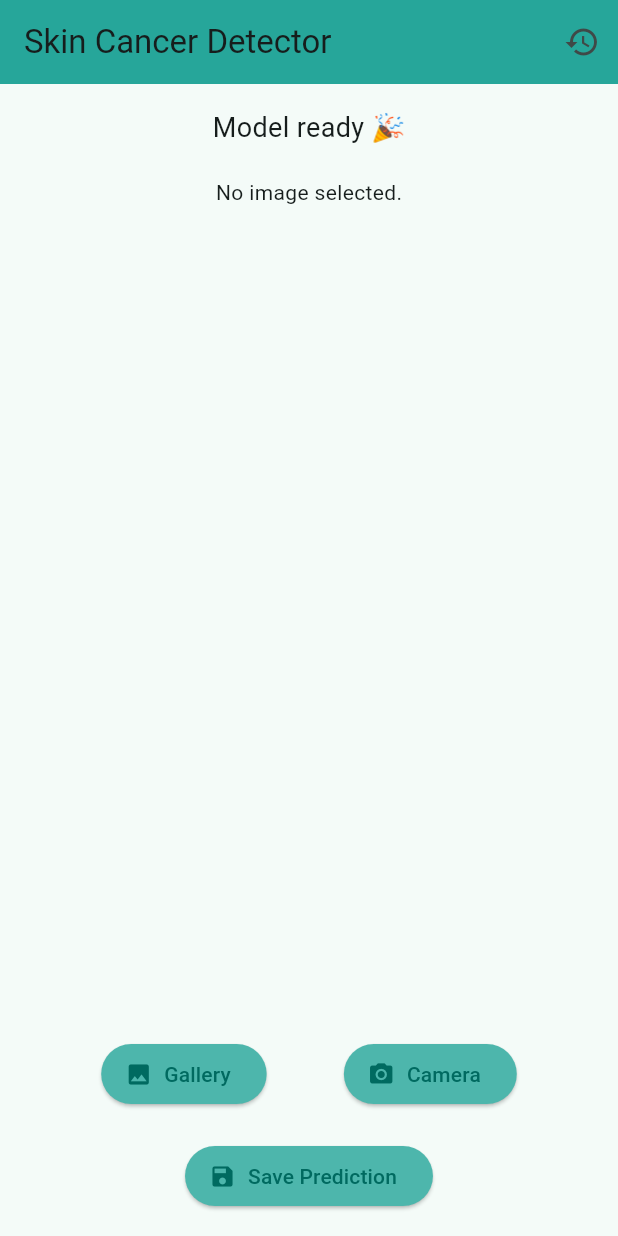
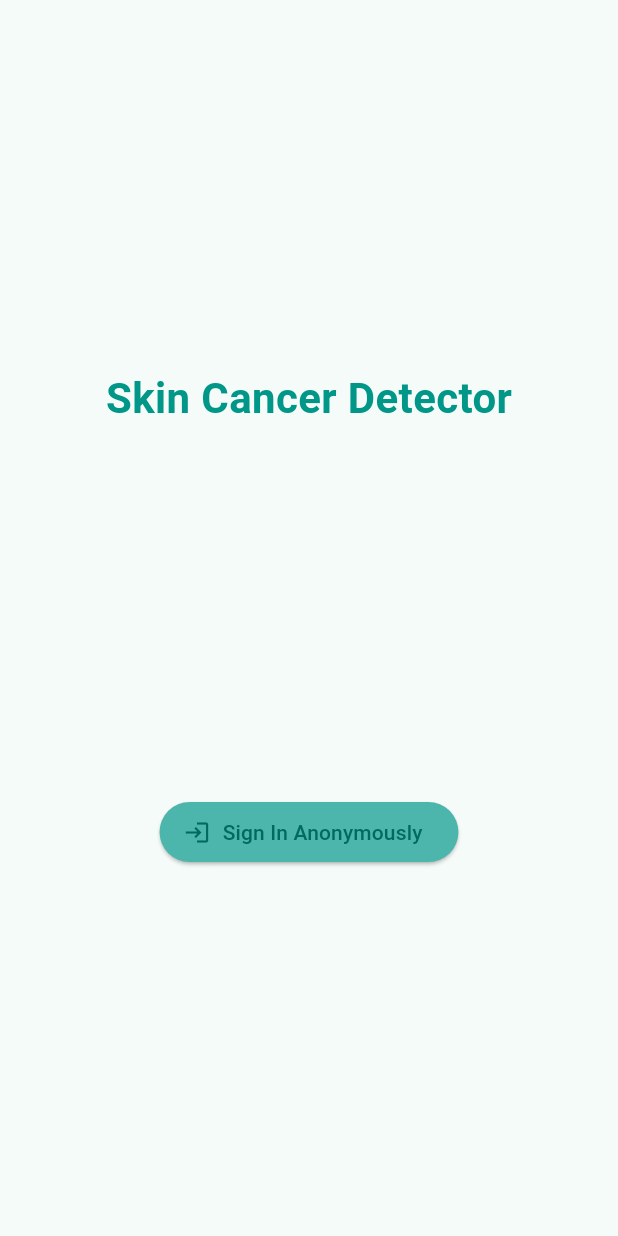
Before and after one commit to fadyashraf89/skin_cancer_detector, a Flutter app: the screen it shows after launch, on a phone screen of 412 x 824 dp. Run offline on Flutter 3.47's test engine with Material 3 defaults, Android fonts, the phone set to English and light mode, and no system bars; our stand-ins replace cloud_firestore, connectivity_plus, firebase_auth, firebase_core, image_picker; missing offline and left inert: tflite; accounts and stored records are empty.

Commit message:
Added Splash Page And Sign In Anonymously

```diff
--- a/lib/SkinCancerDetectorApp.dart
+++ b/lib/SkinCancerDetectorApp.dart
@@ -1,7 +1,9 @@
 import 'exports.dart';
 
 class SkinCancerDetectorApp extends StatelessWidget {
-  const SkinCancerDetectorApp({super.key});
+  final String uid;
+
+  const SkinCancerDetectorApp({super.key, required this.uid});
 
   @override
   Widget build(BuildContext context) {
@@ -11,7 +13,7 @@ class SkinCancerDetectorApp extends StatelessWidget {
         colorScheme: ColorScheme.fromSeed(seedColor: Colors.teal),
         useMaterial3: true,
       ),
-      home: const ModelTestPage(),
+      home: ModelTestPage(uid: uid),
       debugShowCheckedModeBanner: false,
     );
   }
--- /dev/null
+++ b/lib/SplashPage.dart
@@ -0,0 +1,61 @@
+import 'package:flutter/material.dart';
+import 'package:firebase_auth/firebase_auth.dart';
+import 'package:skin_cancer_detector/SkinCancerDetectorApp.dart'; // Adjust path
+
+class SplashPage extends StatelessWidget {
+  const SplashPage({super.key});
+
+  @override
+  Widget build(BuildContext context) {
+    return Scaffold(
+      body: Center(
+        child: Column(
+          mainAxisAlignment: MainAxisAlignment.spaceEvenly,
+          crossAxisAlignment: CrossAxisAlignment.center,
+          children: [
+            Text(
+              "Skin Cancer Detector",
+              style: TextStyle(
+                color: Colors.teal,
+                fontWeight: FontWeight.bold,
+                fontSize: 28,
+              ),
+            ),
+            ElevatedButton.icon(
+              onPressed: () => signInAnonymously(context),
+              icon: const Icon(Icons.login),
+              label: const Text("Sign In Anonymously"),
+              style: ElevatedButton.styleFrom(
+                backgroundColor: Colors.teal.shade300,
+              ),
+            ),
+          ],
+        ),
+      ),
+    );
+  }
+
+  Future<void> signInAnonymously(BuildContext context) async {
+    try {
+      final userCredential = await FirebaseAuth.instance.signInAnonymously();
+      print("Signed in with temporary account.");
+      print(userCredential.user?.uid);
+
+      // Navigate safely using valid context
+      Navigator.push(
+        context,
+        MaterialPageRoute(
+          builder: (context) => SkinCancerDetectorApp(uid: userCredential.user!.uid),
+        ),
+      );
+    } on FirebaseAuthException catch (e) {
+      switch (e.code) {
+        case "operation-not-allowed":
+          print("Anonymous auth hasn't been enabled for this project.");
+          break;
+        default:
+          print("Unknown error: ${e.code}");
+      }
+    }
+  }
+}
--- a/lib/main.dart
+++ b/lib/main.dart
@@ -1,7 +1,26 @@
-import 'exports.dart';
+import 'package:flutter/material.dart';
+import 'package:firebase_core/firebase_core.dart';
+import 'package:skin_cancer_detector/SplashPage.dart'; // Adjust path
 
 void main() async {
   WidgetsFlutterBinding.ensureInitialized();
-  await Firebase.initializeApp(options: DefaultFirebaseOptions.currentPlatform);
-  runApp(const SkinCancerDetectorApp());
+  await Firebase.initializeApp();
+  runApp(const MyApp());
 }
+
+class MyApp extends StatelessWidget {
+  const MyApp({super.key});
+
+  @override
+  Widget build(BuildContext context) {
+    return MaterialApp(
+      title: 'Skin Cancer Detector',
+      theme: ThemeData(
+        colorScheme: ColorScheme.fromSeed(seedColor: Colors.teal),
+        useMaterial3: true,
+      ),
+      debugShowCheckedModeBanner: false,
+      home: const SplashPage(),
+    );
+  }
+}
--- a/pubspec.yaml
+++ b/pubspec.yaml
@@ -38,6 +38,7 @@ dependencies:
   image:
   firebase_storage:
   connectivity_plus:
+  firebase_auth:
 
   # The following adds the Cupertino Icons font to your application.
   # Use with the CupertinoIcons class for iOS style icons.
```
Also changed, not shown: lib/HistoryPage.dart (+15 -11 lines), lib/ModelTestPage.dart (+19 -6 lines), pubspec.lock, 4 other files.
